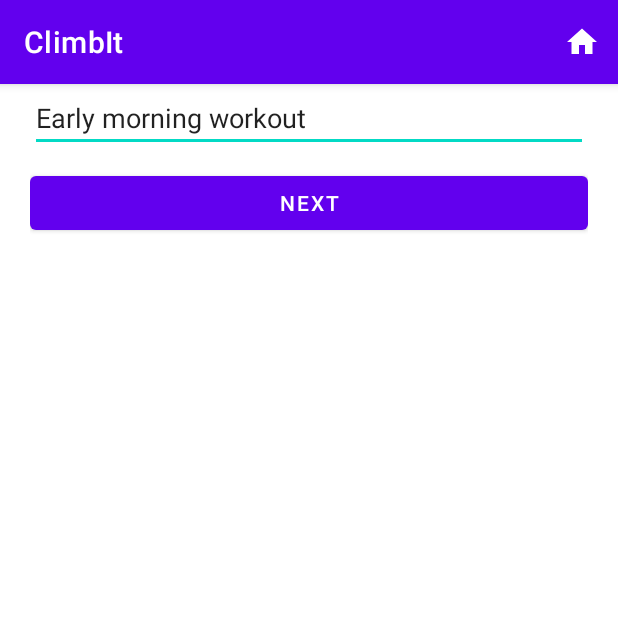
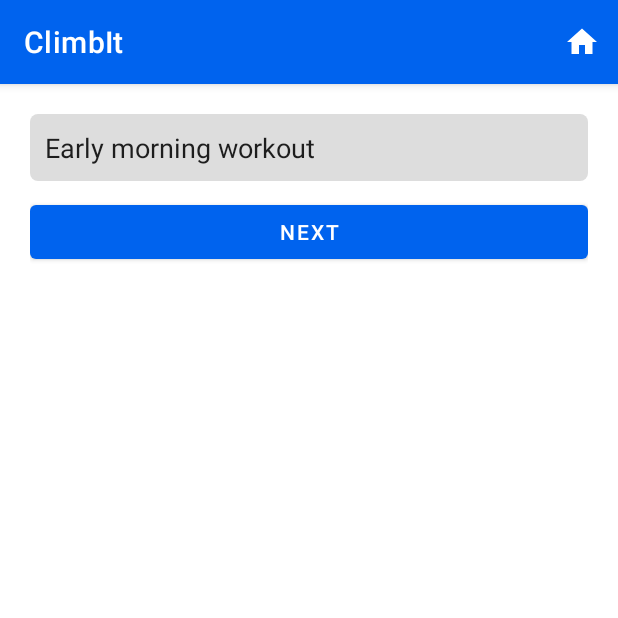
Before and after one commit to svekko/climbit, an Android app: the StartWorkoutActivity screen opened directly, with no data from a screen before it, on a phone screen of 412 x 824 dp, the top half of it. Run offline under Robolectric (Android 15) with nearby library versions, the light colour scheme and no system bars; our stand-ins replace Room's generated code; libraries missing offline, so code that uses them is left out: com.github.chrisbanes.photoview.

Commit message:
more ui changes

```diff
--- a/app/src/main/res/drawable/list_row.xml
+++ b/app/src/main/res/drawable/input.xml
@@ -1,10 +1,10 @@
 <?xml version="1.0" encoding="utf-8"?>
 <shape xmlns:android="http://schemas.android.com/apk/res/android">
-    <solid android:color="@color/gray_800" />
+    <solid android:color="?colorContainer" />
     <padding
-        android:bottom="5dp"
+        android:bottom="10dp"
         android:left="10dp"
         android:right="10dp"
-        android:top="5dp" />
-    <corners android:radius="10dp" />
+        android:top="10dp" />
+    <corners android:radius="5dp" />
 </shape>
--- a/app/src/main/res/layout/activity_list_workouts.xml
+++ b/app/src/main/res/layout/activity_list_workouts.xml
@@ -4,8 +4,7 @@
     xmlns:tools="http://schemas.android.com/tools"
     android:layout_width="match_parent"
     android:layout_height="match_parent"
-    android:paddingStart="20dp"
-    android:paddingEnd="20dp"
+    android:padding="20dp"
     tools:context=".activity.ListWorkoutsActivity">
 
     <LinearLayout
--- a/app/src/main/res/layout/activity_main.xml
+++ b/app/src/main/res/layout/activity_main.xml
@@ -4,8 +4,7 @@
     android:layout_width="match_parent"
     android:layout_height="match_parent"
     android:orientation="vertical"
-    android:paddingStart="20dp"
-    android:paddingEnd="20dp"
+    android:padding="20dp"
     tools:context=".activity.MainActivity">
 
     <TextView
--- a/app/src/main/res/layout/activity_show_workout.xml
+++ b/app/src/main/res/layout/activity_show_workout.xml
@@ -4,8 +4,7 @@
     xmlns:tools="http://schemas.android.com/tools"
     android:layout_width="match_parent"
     android:layout_height="match_parent"
-    android:paddingStart="20dp"
-    android:paddingEnd="20dp"
+    android:padding="20dp"
     tools:context=".activity.ShowWorkoutActivity">
 
     <LinearLayout
--- a/app/src/main/res/layout/activity_show_workout_route.xml
+++ b/app/src/main/res/layout/activity_show_workout_route.xml
@@ -4,8 +4,7 @@
     xmlns:tools="http://schemas.android.com/tools"
     android:layout_width="match_parent"
     android:layout_height="match_parent"
-    android:paddingStart="20dp"
-    android:paddingEnd="20dp"
+    android:padding="20dp"
     tools:context=".activity.ShowWorkoutRouteActivity">
 
     <LinearLayout
@@ -59,7 +58,7 @@
                 android:layout_width="wrap_content"
                 android:layout_height="wrap_content"
                 android:layout_marginStart="-4dp"
-                android:backgroundTint="@color/purple_200"
+                android:backgroundTint="?colorPrimary"
                 android:contentDescription="@string/take_photo"
                 android:padding="12dp"
                 android:src="@drawable/ic_photo" />
--- a/app/src/main/res/layout/activity_start_workout.xml
+++ b/app/src/main/res/layout/activity_start_workout.xml
@@ -4,8 +4,7 @@
     android:layout_width="match_parent"
     android:layout_height="match_parent"
     android:orientation="vertical"
-    android:paddingStart="20dp"
-    android:paddingEnd="20dp"
+    android:padding="20dp"
     tools:context=".activity.StartWorkoutActivity">
 
     <EditText
@@ -13,6 +12,7 @@
         android:layout_width="match_parent"
         android:layout_height="wrap_content"
         android:layout_marginBottom="10dp"
+        android:background="@drawable/input"
         android:hint="@string/title"
         android:importantForAutofill="no"
         android:inputType="text|textCapSentences" />
--- a/app/src/main/res/layout/dialog_add_route.xml
+++ b/app/src/main/res/layout/dialog_add_route.xml
@@ -11,6 +11,7 @@
         android:layout_width="match_parent"
         android:layout_height="wrap_content"
         android:layout_marginBottom="10dp"
+        android:background="@drawable/input"
         android:hint="@string/name"
         android:importantForAutofill="no"
         android:inputType="text|textCapSentences" />
@@ -18,5 +19,7 @@
     <Spinner
         android:id="@+id/difficulty"
         android:layout_width="match_parent"
-        android:layout_height="wrap_content" />
+        android:layout_height="wrap_content"
+        android:background="@drawable/input"
+        android:padding="5dp" />
 </LinearLayout>
--- a/app/src/main/res/values-night/themes.xml
+++ b/app/src/main/res/values-night/themes.xml
@@ -1,16 +1,18 @@
-<resources xmlns:tools="http://schemas.android.com/tools">
+<resources>
     <!-- Base application theme. -->
     <style name="Theme.ClimbIt" parent="Theme.MaterialComponents.DayNight.DarkActionBar">
         <!-- Primary brand color. -->
-        <item name="colorPrimary">@color/purple_200</item>
-        <item name="colorPrimaryVariant">@color/purple_700</item>
-        <item name="colorOnPrimary">@color/black</item>
+        <item name="colorPrimary">@color/blue_200</item>
+        <item name="colorPrimaryVariant">@color/blue_700</item>
+        <item name="colorOnPrimary">@color/gray_800</item>
         <!-- Secondary brand color. -->
-        <item name="colorSecondary">@color/teal_200</item>
-        <item name="colorSecondaryVariant">@color/teal_200</item>
-        <item name="colorOnSecondary">@color/black</item>
+        <item name="colorSecondary">@color/white</item>
+        <item name="colorSecondaryVariant">@color/white_200</item>
+        <item name="colorOnSecondary">@color/blue_700</item>
+        <!-- Misc colors. -->
+        <item name="colorContainer">@color/gray_800</item>
         <!-- Status bar color. -->
-        <item name="android:statusBarColor" tools:targetApi="l">?attr/colorPrimaryVariant</item>
+        <item name="android:statusBarColor">?attr/colorPrimaryVariant</item>
         <!-- Customize your theme here. -->
     </style>
 </resources>
--- a/app/src/main/res/values/colors.xml
+++ b/app/src/main/res/values/colors.xml
@@ -1,12 +1,11 @@
 <?xml version="1.0" encoding="utf-8"?>
 <resources>
-    <color name="purple_200">#FFBB86FC</color>
-    <color name="purple_500">#FF6200EE</color>
-    <color name="purple_700">#FF3700B3</color>
-    <color name="teal_200">#FF03DAC5</color>
-    <color name="teal_700">#FF018786</color>
+    <color name="blue_200">#65B2FF</color>
+    <color name="blue_500">#0063EE</color>
+    <color name="blue_700">#0033B3</color>
     <color name="black">#FF000000</color>
     <color name="gray_800">#FF222222</color>
     <color name="white">#FFFFFFFF</color>
+    <color name="white_200">#DDDDDD</color>
     <color name="red_400">#DC3030</color>
 </resources>
--- a/app/src/main/res/values/themes.xml
+++ b/app/src/main/res/values/themes.xml
@@ -2,13 +2,15 @@
     <!-- Base application theme. -->
     <style name="Theme.ClimbIt" parent="Theme.MaterialComponents.DayNight.DarkActionBar">
         <!-- Primary brand color. -->
-        <item name="colorPrimary">@color/purple_500</item>
-        <item name="colorPrimaryVariant">@color/purple_700</item>
+        <item name="colorPrimary">@color/blue_500</item>
+        <item name="colorPrimaryVariant">@color/blue_700</item>
         <item name="colorOnPrimary">@color/white</item>
         <!-- Secondary brand color. -->
-        <item name="colorSecondary">@color/teal_200</item>
-        <item name="colorSecondaryVariant">@color/teal_700</item>
-        <item name="colorOnSecondary">@color/black</item>
+        <item name="colorSecondary">@color/white</item>
+        <item name="colorSecondaryVariant">@color/white_200</item>
+        <item name="colorOnSecondary">@color/blue_700</item>
+        <!-- Misc colors. -->
+        <item name="colorContainer">@color/white_200</item>
         <!-- Status bar color. -->
         <item name="android:statusBarColor">?attr/colorPrimaryVariant</item>
         <!-- Customize your theme here. -->
```
